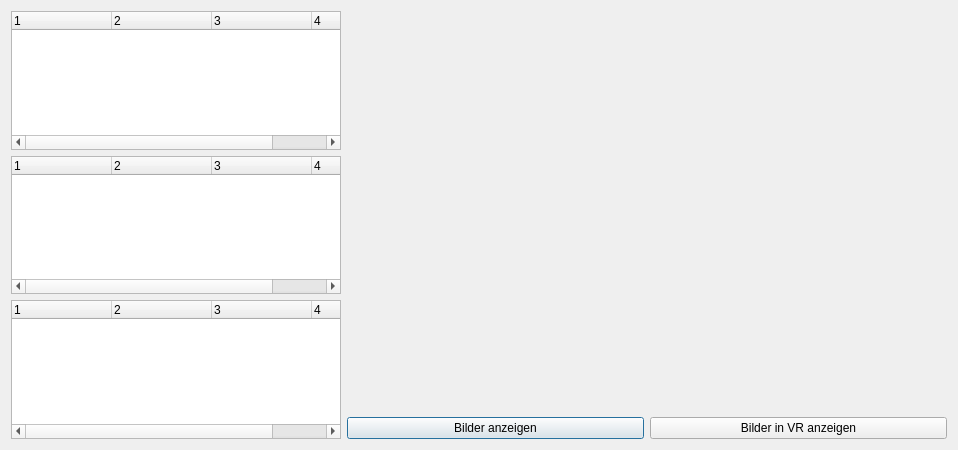
Qt form menu.ui (VRLAB-HSKL/VirtualRadiologyData) before a commit.
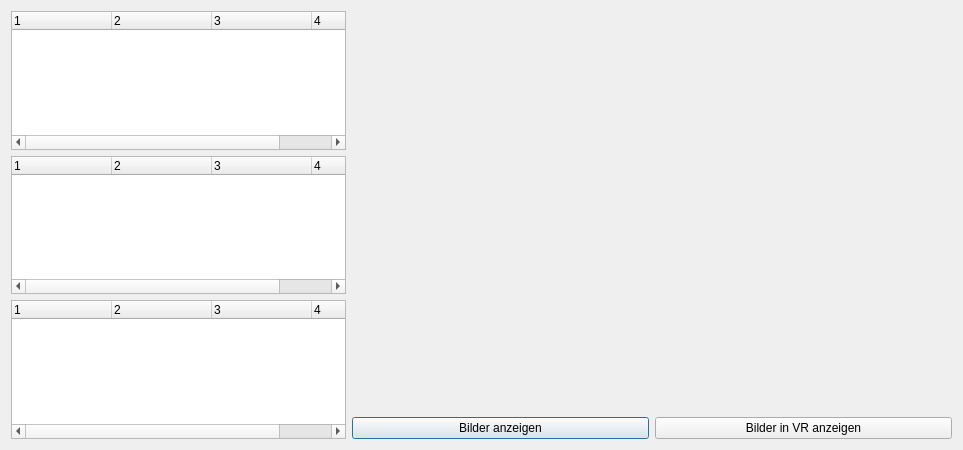
The same form after that commit.

Patch:
```diff
--- a/menu.ui
+++ b/menu.ui
@@ -6,7 +6,7 @@
    <rect>
     <x>0</x>
     <y>0</y>
-    <width>671</width>
+    <width>963</width>
     <height>450</height>
    </rect>
   </property>
```
Left out of the diff: 2 changed lines with no effect on the pictures.
